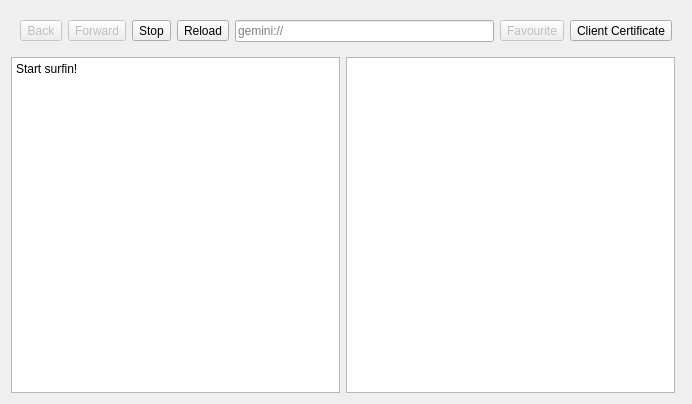
Above: src/browsertab.ui from ikskuh/kristall before the change. Below: the same form after it.
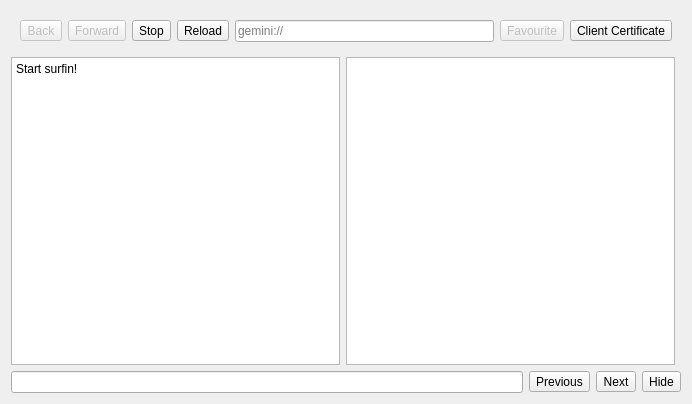
That is the form after the change. Icons and pictures are not drawn. Custom widgets are drawn as their Qt base class.

Commit message: Implements Ctrl-F search, fully featured (F3, Shift-F3, Ctrl-F, Escape)

```diff
--- a/src/browsertab.ui
+++ b/src/browsertab.ui
@@ -199,6 +199,63 @@
      </item>
     </layout>
    </item>
+   <item>
+    <widget class="QWidget" name="search_bar" native="true">
+     <layout class="QHBoxLayout" name="horizontalLayout_3">
+      <property name="leftMargin">
+       <number>0</number>
+      </property>
+      <property name="topMargin">
+       <number>0</number>
+      </property>
+      <property name="rightMargin">
+       <number>0</number>
+      </property>
+      <property name="bottomMargin">
+       <number>0</number>
+      </property>
+      <item>
+       <widget class="QLineEdit" name="search_box"/>
+      </item>
+      <item>
+       <widget class="QToolButton" name="search_previous">
+        <property name="text">
+         <string>Previous</string>
+        </property>
+        <property name="icon">
+         <iconset theme="search-previous"/>
+        </property>
+       </widget>
+      </item>
+      <item>
+       <widget class="QToolButton" name="search_next">
+        <property name="toolTip">
+         <string>Next</string>
+        </property>
+        <property name="text">
+         <string>Next</string>
+        </property>
+        <property name="icon">
+         <iconset theme="search-next"/>
+        </property>
+       </widget>
+      </item>
+      <item>
+       <widget class="QToolButton" name="close_search">
+        <property name="toolTip">
+         <string>Hide search</string>
+        </property>
+        <property name="text">
+         <string>Hide</string>
+        </property>
+        <property name="icon">
+         <iconset theme="close"/>
+        </property>
+       </widget>
+      </item>
+     </layout>
+    </widget>
+   </item>
   </layout>
  </widget>
  <customwidgets>
```
The commit also changes 10 other files.
